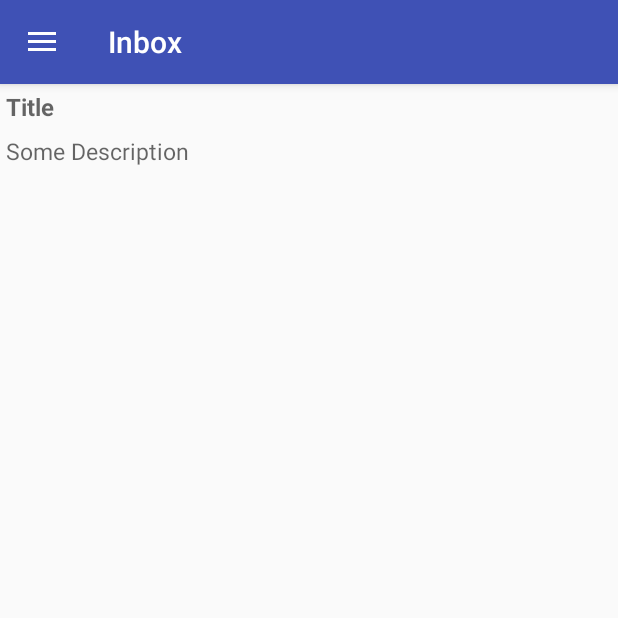
After one commit to GauravChaddha1996/Rakshak, an Android app: the fragment NotesDetailFragment placed in its activity, on a phone screen of 412 x 824 dp, the top half of it. The commit adds this screen. Run offline under Robolectric (Android 15) with nearby library versions, the light colour scheme and no system bars; our stand-ins replace ButterKnife; libraries missing offline, so code that uses them is left out: io.realm, javax.mail, rx.android.schedulers, rx.schedulers; 5 statements that could not run were skipped.

Commit message:
Added Notes Functionality

```diff
--- a/app/src/main/AndroidManifest.xml
+++ b/app/src/main/AndroidManifest.xml
@@ -9,6 +9,7 @@
         android:icon="@mipmap/ic_launcher"
         android:label="@string/app_name"
         android:supportsRtl="true"
+        android:name=".app.RakshakApplication"
         android:theme="@style/AppTheme">
         <activity
             android:name=".features.HomeActivity"
--- a/app/src/main/java/com/sih/rakshak/app/RakshakApplication.java
+++ b/app/src/main/java/com/sih/rakshak/app/RakshakApplication.java
@@ -10,6 +10,7 @@ public class RakshakApplication extends Application {
     @Override
     public void onCreate() {
         super.onCreate();
+
      //   LeakCanary.install(this);
     }
 }
--- a/app/src/main/java/com/sih/rakshak/features/FragmentIds.java
+++ b/app/src/main/java/com/sih/rakshak/features/FragmentIds.java
@@ -5,5 +5,5 @@ package com.sih.rakshak.features;
  */
 
 public enum FragmentIds {
-    INBOX, SENT, BIN, NOTES, MAIL, SETTINGS
+    INBOX, SENT, BIN, NOTES, MAIL, SETTINGS, NOTESDETAIL
 }
--- a/app/src/main/java/com/sih/rakshak/features/HomeActivity.java
+++ b/app/src/main/java/com/sih/rakshak/features/HomeActivity.java
@@ -19,7 +19,9 @@ import com.sih.rakshak.base.BaseFragment;
 import com.sih.rakshak.features.bin.BinFragment;
 import com.sih.rakshak.features.inbox.InboxFragment;
 import com.sih.rakshak.features.mail.MailFragment;
+import com.sih.rakshak.features.notes.NotesDetailFragment;
 import com.sih.rakshak.features.notes.NotesFragment;
+import com.sih.rakshak.features.notes.NotesItem;
 import com.sih.rakshak.features.sent.SentFragment;
 import com.sih.rakshak.features.settings.SettingsFragment;
 
@@ -43,6 +45,7 @@ public class HomeActivity extends AppCompatActivity
     DrawerLayout drawerLayout;
     private BaseFragment currentFragment;
     private Message message;
+    private NotesItem notesItem;
 
 
     @Override
@@ -62,7 +65,11 @@ public class HomeActivity extends AppCompatActivity
             drawerLayout.closeDrawer(GravityCompat.START);
         } else {
             if (currentFragment.getBackToFragmentId() != null) {
+                if(currentFragment.getBackToFragmentId() == FragmentIds.NOTESDETAIL) {
+                    ((NotesDetailFragment)currentFragment).checkandsave();
+                }
                 setFragment(currentFragment.getBackToFragmentId());
+
             } else {
                 super.onBackPressed();
             }
@@ -144,6 +151,10 @@ public class HomeActivity extends AppCompatActivity
                 getSupportActionBar().setTitle("");
                 toReturnFragment = new MailFragment();
                 break;
+            case NOTESDETAIL:
+                getSupportActionBar().setTitle(notesItem.getLastViewed());
+                toReturnFragment = new NotesDetailFragment();
+                break;
         }
         return toReturnFragment;
     }
@@ -153,6 +164,7 @@ public class HomeActivity extends AppCompatActivity
         if (currentFragment != null && idForFragment == currentFragment.getFragmentId()) {
             return;
         }
+        if(idForFragment == FragmentIds.NOTESDETAIL)((NotesDetailFragment)currentFragment).checkandsave();
         BaseFragment newFragment = handleNavViewTransition(idForFragment);
         currentFragment = newFragment;
         FragmentManager manager = getSupportFragmentManager();
@@ -169,4 +181,12 @@ public class HomeActivity extends AppCompatActivity
     public void setMessage(Message message) {
         this.message = message;
     }
+
+    public NotesItem getNotesItem() {
+        return notesItem;
+    }
+
+    public void setNotesItem(NotesItem notesItem) {
+        this.notesItem = notesItem;
+    }
 }
--- /dev/null
+++ b/app/src/main/java/com/sih/rakshak/features/notes/NotesDetailFragment.java
@@ -0,0 +1,106 @@
+package com.sih.rakshak.features.notes;
+
+
+import android.os.Bundle;
+import android.support.annotation.Nullable;
+import android.support.v4.app.Fragment;
+import android.text.format.DateFormat;
+import android.util.Log;
+import android.view.LayoutInflater;
+import android.view.Menu;
+import android.view.MenuInflater;
+import android.view.MenuItem;
+import android.view.View;
+import android.view.ViewGroup;
+import android.widget.TextView;
+import android.widget.Toast;
+
+import com.sih.rakshak.R;
+import com.sih.rakshak.base.BaseFragment;
+import com.sih.rakshak.features.FragmentIds;
+import com.sih.rakshak.features.HomeActivity;
+
+import java.util.Date;
+
+import butterknife.ButterKnife;
+import io.realm.Realm;
+
+import static com.sih.rakshak.R.string.notes;
+
+public class NotesDetailFragment extends BaseFragment {
+
+    private TextView title, desc;
+    NotesItem note;
+    Realm realm;
+    Boolean bool;
+
+    public NotesDetailFragment() {
+    }
+
+    @Nullable
+    @Override
+    public View onCreateView(LayoutInflater inflater, @Nullable ViewGroup container, @Nullable Bundle savedInstanceState) {
+        View view = inflater.inflate(R.layout.fragment_notes_detail,container,false);
+        ButterKnife.bind(this,view);
+        initialiseViews(view);
+        realm = Realm.getDefaultInstance();
+        note = ((HomeActivity)getActivity()).getNotesItem();
+        title.setText(note.getTitle());
+        desc.setText(note.getDescription());
+        return view;
+    }
+
+    private void initialiseViews(View v) {
+        title = (TextView) v.findViewById(R.id.edit_title);
+        desc = (TextView) v.findViewById(R.id.edit_desc);
+    }
+
+    @Override
+    public boolean onOptionsItemSelected(MenuItem item) {
+        int id = item.getItemId();
+        if(id==R.id.action_delete){
+            realm.executeTransaction(new Realm.Transaction() {
+                @Override
+                public void execute(Realm bgRealm) {
+                    Log.v("tag","Trying");
+                    note.deleteFromRealm();
+                }
+            });
+            ((HomeActivity)getActivity()).setFragment(FragmentIds.NOTES);
+            return true;
+        }
+        return false;
+    }
+
+    public void checkandsave(){
+        if(title.getText().toString().isEmpty()) note.deleteFromRealm();
+        else{
+            realm.executeTransaction(new Realm.Transaction() {
+                @Override
+                public void execute(Realm bgRealm) {
+                    note.setTitle(title.getText().toString());
+                    note.setDescription(desc.getText().toString());
+                    Date d = new Date();
+                    CharSequence s = DateFormat.format("MMMM d, yyyy ", d.getTime());
+                    note.setLastViewed(s.toString());
+                }
+            });
+        }
+    }
+
+    @Override
+    public void onCreateOptionsMenu(Menu menu, MenuInflater inflater) {
+        inflater.inflate(R.menu.menu_edit,menu);
+    }
+
+    @Override
+    public FragmentIds getFragmentId() {
+        return FragmentIds.NOTES;
+    }
+
+    @Override
+    public FragmentIds getBackToFragmentId() {
+        return FragmentIds.INBOX;
+    }
+
+}
--- /dev/null
+++ b/app/src/main/res/drawable/delete.xml
@@ -0,0 +1,9 @@
+<vector xmlns:android="http://schemas.android.com/apk/res/android"
+        android:width="24dp"
+        android:height="24dp"
+        android:viewportWidth="24.0"
+        android:viewportHeight="24.0">
+    <path
+        android:fillColor="#E0E0E0E0"
+        android:pathData="M6,19c0,1.1 0.9,2 2,2h8c1.1,0 2,-0.9 2,-2V7H6v12zM19,4h-3.5l-1,-1h-5l-1,1H5v2h14V4z"/>
+</vector>
--- /dev/null
+++ b/app/src/main/res/layout/fragment_notes_detail.xml
@@ -0,0 +1,35 @@
+<RelativeLayout xmlns:android="http://schemas.android.com/apk/res/android"
+    xmlns:tools="http://schemas.android.com/tools"
+    android:layout_width="match_parent"
+    android:layout_height="match_parent"
+    tools:context="com.sih.rakshak.features.notes.NotesDetailFragment">
+
+    <LinearLayout
+        android:layout_width="match_parent"
+        android:layout_height="match_parent"
+        android:orientation="vertical">
+
+        <EditText
+            android:id="@+id/edit_title"
+            android:layout_width="match_parent"
+            android:layout_height="wrap_content"
+            android:background="@android:color/transparent"
+            android:hint="Title"
+            android:padding="4dp"
+            android:paddingLeft="10dp"
+            android:textSize="16sp"
+            android:textStyle="bold" />
+
+        <EditText
+            android:id="@+id/edit_desc"
+            android:layout_width="match_parent"
+            android:layout_height="match_parent"
+            android:background="@android:color/transparent"
+            android:hint="Some Description"
+            android:padding="4dp"
+            android:paddingLeft="10dp"
+            android:gravity="top"
+            android:textSize="15sp" />
+    </LinearLayout>
+
+</RelativeLayout>
--- /dev/null
+++ b/app/src/main/res/menu/menu_edit.xml
@@ -0,0 +1,10 @@
+<menu xmlns:android="http://schemas.android.com/apk/res/android"
+    xmlns:app="http://schemas.android.com/apk/res-auto"
+    xmlns:tools="http://schemas.android.com/tools"
+    tools:context="mani.itachi.encryptednotes.HomeActivity">
+    <item
+        android:id="@+id/action_delete"
+        android:title="Delete"
+        android:icon="@drawable/delete"
+        app:showAsAction="always" />
+</menu>
--- a/app/src/main/res/values/strings.xml
+++ b/app/src/main/res/values/strings.xml
@@ -12,4 +12,7 @@
     <string name="settings">Settings</string>
     <string name="error">Oops!\nError loading</string>
     <string name="title_activity_mail">MailActivity</string>
+
+    <!-- TODO: Remove or change this placeholder text -->
+    <string name="hello_blank_fragment">Hello blank fragment</string>
 </resources>
--- a/build.gradle
+++ b/build.gradle
@@ -8,6 +8,7 @@ buildscript {
         classpath 'com.android.tools.build:gradle:2.2.3'
         classpath 'me.tatarka:gradle-retrolambda:3.2.0'
         classpath 'com.neenbedankt.gradle.plugins:android-apt:1.8'
+        classpath 'io.realm:realm-gradle-plugin:3.0.0'
         // NOTE: Do not place your application dependencies here; they belong
         // in the individual module build.gradle files
     }
```
Also changed, not shown: app/build.gradle (+13 -11 lines), app/src/main/java/com/sih/rakshak/features/notes/ItemClickSupport.java (added, +97 -0 lines), app/src/main/java/com/sih/rakshak/features/notes/NotesFragment.java (+63 -0 lines), app/src/main/java/com/sih/rakshak/features/notes/NotesItem.java (added, +52 -0 lines), app/src/main/java/com/sih/rakshak/features/notes/NotesListAdapter.java (added, +68 -0 lines), app/src/main/java/com/sih/rakshak/features/notes/RecyclerViewExtender.java (added, +60 -0 lines), app/src/main/res/drawable/pen_white.xml (added, +9 -0 lines), app/src/main/res/layout/fragment_notes.xml (+20 -5 lines), app/src/main/res/layout/notes_item.xml (added, +50 -0 lines).
